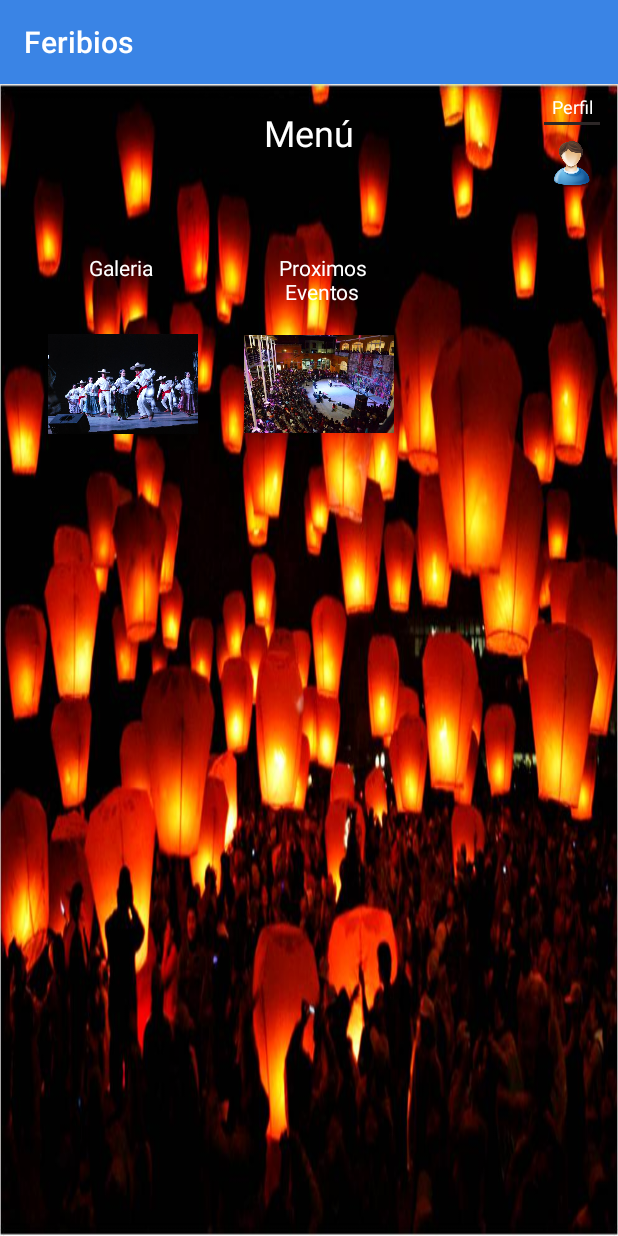
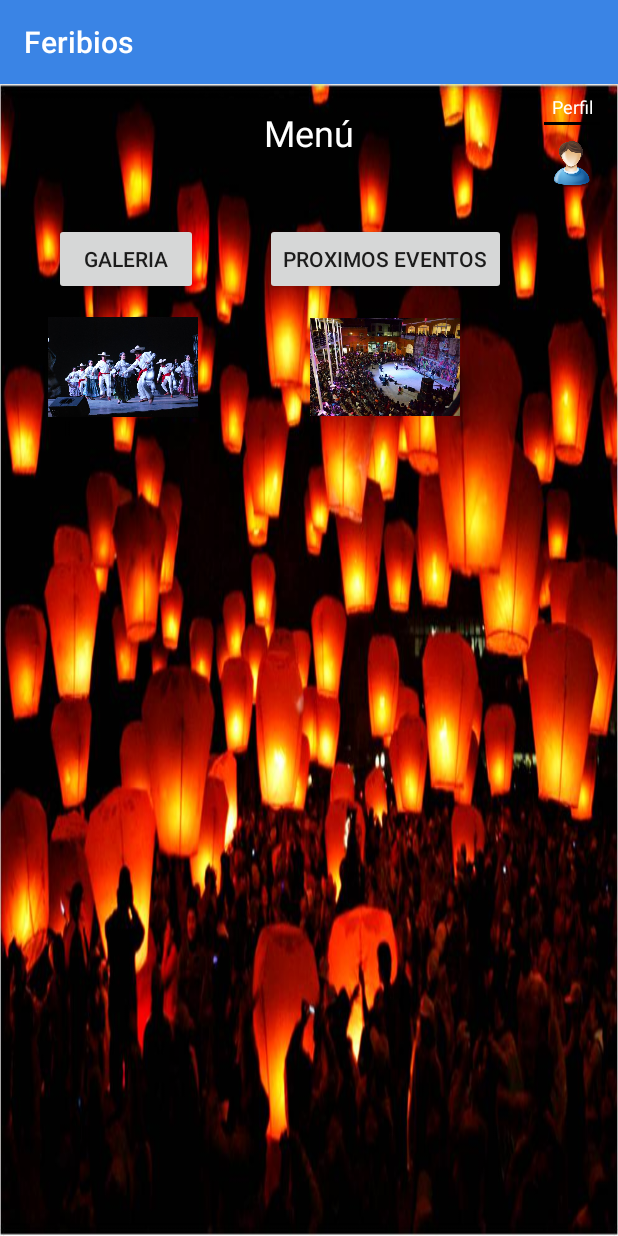
Before and after one commit to Alexhdz131/Proyecto_Feribios, an Android app: the Menu screen opened directly, with no data from a screen before it, on a phone screen of 412 x 824 dp. Run offline under Robolectric (Android 15) with nearby library versions, the phone set to English and light mode, and no system bars.

Commit message:
Actualizacion de interfaces

```diff
--- a/app/src/main/java/com/example/proyecto_feribios/Proximoseventos.java
+++ b/app/src/main/java/com/example/proyecto_feribios/Proximoseventos.java
@@ -1,7 +1,9 @@
 package com.example.proyecto_feribios;
 
+import android.content.Intent;
 import android.support.v7.app.AppCompatActivity;
 import android.os.Bundle;
+import android.view.View;
 
 public class Proximoseventos extends AppCompatActivity {
 
@@ -10,4 +12,8 @@ public class Proximoseventos extends AppCompatActivity {
         super.onCreate(savedInstanceState);
         setContentView(R.layout.activity_proximoseventos);
     }
+    public void Menu(View view) {
+        Intent menu = new Intent(this, Menu.class);
+        startActivity(menu);
+    }
 }
--- a/app/src/main/res/layout/activity_menu.xml
+++ b/app/src/main/res/layout/activity_menu.xml
@@ -6,22 +6,6 @@
     android:layout_height="match_parent"
     android:background="@drawable/globos"
     tools:context=".Menu">
-
-    <TextView
-        android:id="@+id/textView2"
-        android:layout_width="77dp"
-        android:layout_height="39dp"
-        android:layout_marginStart="8dp"
-        android:layout_marginTop="64dp"
-        android:layout_marginEnd="248dp"
-        android:text="Galeria"
-        android:textAlignment="center"
-        android:textColor="@color/colordeletra"
-        android:textSize="14sp"
-        app:layout_constraintEnd_toEndOf="parent"
-        app:layout_constraintHorizontal_bias="0.435"
-        app:layout_constraintStart_toStartOf="parent"
-        app:layout_constraintTop_toBottomOf="@+id/textView3" />
 
     <TextView
         android:id="@+id/textView3"
@@ -43,30 +27,14 @@
         android:layout_height="80dp"
         android:layout_marginStart="8dp"
         android:layout_marginTop="8dp"
+
         android:layout_marginEnd="8dp"
-
         android:scaleType="fitCenter"
         app:layout_constraintEnd_toEndOf="parent"
         app:layout_constraintHorizontal_bias="0.081"
         app:layout_constraintStart_toStartOf="parent"
-        app:layout_constraintTop_toBottomOf="@+id/textView2"
+        app:layout_constraintTop_toBottomOf="@+id/button3"
         app:srcCompat="@drawable/evento1" />
-
-    <TextView
-        android:id="@+id/textView4"
-        android:layout_width="77dp"
-        android:layout_height="39dp"
-        android:layout_marginStart="8dp"
-        android:layout_marginTop="64dp"
-        android:layout_marginEnd="8dp"
-        android:text="Proximos Eventos"
-        android:textAlignment="center"
-        android:textColor="@color/colordeletra"
-        android:textSize="14sp"
-        app:layout_constraintEnd_toEndOf="parent"
-        app:layout_constraintHorizontal_bias="0.528"
-        app:layout_constraintStart_toStartOf="parent"
-        app:layout_constraintTop_toBottomOf="@+id/textView3" />
 
     <ImageView
         android:id="@+id/imageView3"
@@ -74,13 +42,13 @@
         android:layout_height="80dp"
         android:layout_marginStart="8dp"
         android:layout_marginTop="8dp"
+
         android:layout_marginEnd="8dp"
-
         android:scaleType="fitCenter"
         app:layout_constraintEnd_toEndOf="parent"
-        app:layout_constraintHorizontal_bias="0.522"
+        app:layout_constraintHorizontal_bias="0.671"
         app:layout_constraintStart_toStartOf="parent"
-        app:layout_constraintTop_toBottomOf="@+id/textView4"
+        app:layout_constraintTop_toBottomOf="@+id/button4"
         app:srcCompat="@drawable/evento3" />
 
     <EditText
@@ -114,4 +82,32 @@
         app:layout_constraintStart_toStartOf="parent"
         app:layout_constraintTop_toBottomOf="@+id/editText2"
         app:srcCompat="@drawable/perfil" />
+
+    <Button
+        android:id="@+id/button3"
+        android:layout_width="96dp"
+        android:layout_height="wrap_content"
+        android:layout_marginStart="8dp"
+        android:layout_marginTop="44dp"
+        android:layout_marginEnd="8dp"
+        android:onClick="Galeria"
+        android:text="Galeria"
+        app:layout_constraintEnd_toEndOf="parent"
+        app:layout_constraintHorizontal_bias="0.093"
+        app:layout_constraintStart_toStartOf="parent"
+        app:layout_constraintTop_toBottomOf="@+id/textView3" />
+
+    <Button
+        android:id="@+id/button4"
+        android:layout_width="wrap_content"
+        android:layout_height="wrap_content"
+        android:layout_marginStart="8dp"
+        android:layout_marginTop="44dp"
+        android:layout_marginEnd="8dp"
+        android:onClick="ProximosEventos"
+        android:text="Proximos Eventos"
+        app:layout_constraintEnd_toEndOf="parent"
+        app:layout_constraintHorizontal_bias="0.717"
+        app:layout_constraintStart_toStartOf="parent"
+        app:layout_constraintTop_toBottomOf="@+id/textView3" />
 </android.support.constraint.ConstraintLayout>
--- a/app/src/main/res/values/colors.xml
+++ b/app/src/main/res/values/colors.xml
@@ -2,5 +2,5 @@
 <resources>
     <color name="colorPrimary">#3A84E5</color>
     <color name="colorPrimaryDark">#00BCD4</color>
-    <color name="colorAccent">#2D2727</color>
+    <color name="colorAccent">#000000</color>
 </resources>
```
Also changed, not shown: app/src/main/java/com/example/proyecto_feribios/Galeria.java (+7 -0 lines), app/src/main/java/com/example/proyecto_feribios/Menu.java (+12 -0 lines), app/src/main/res/layout/activity_galeria.xml (+29 -0 lines), app/src/main/res/layout/activity_proximoseventos.xml (+13 -0 lines).
